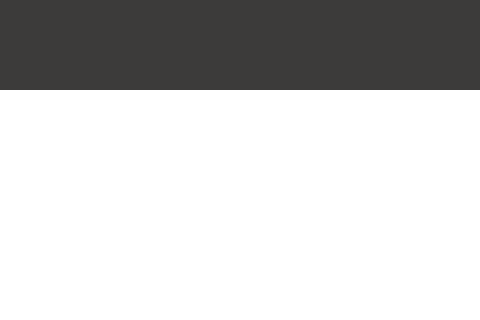
First picture: the form in easyeditor/photo.ui, repository Logika-16-00/Mark, before the edit; both pictures show x 215 to 695 and y 0 to 320 of the 807 by 603 pixel window.
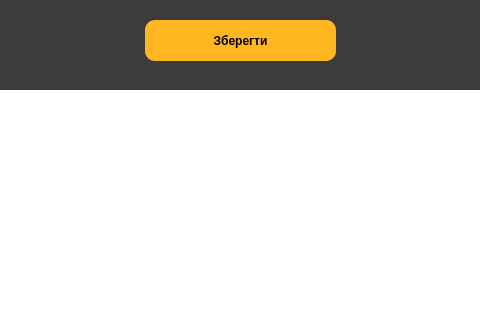
Second picture: the form after the edit.

```diff
--- a/easyeditor/photo.ui
+++ b/easyeditor/photo.ui
@@ -173,6 +173,24 @@
      <string>Made by Mark @2024</string>
     </property>
    </widget>
+   <widget class="QPushButton" name="btn_save">
+    <property name="geometry">
+     <rect>
+      <x>360</x>
+      <y>20</y>
+      <width>191</width>
+      <height>41</height>
+     </rect>
+    </property>
+    <property name="styleSheet">
+     <string notr="true">background-color:#FFB621;
+border-radius:10px;
+font-weight: bold;</string>
+    </property>
+    <property name="text">
+     <string>Зберегти</string>
+    </property>
+   </widget>
   </widget>
   <widget class="QMenuBar" name="menubar">
    <property name="geometry">
```
Left out of the diff: 2 changed lines with no effect on the pictures.
